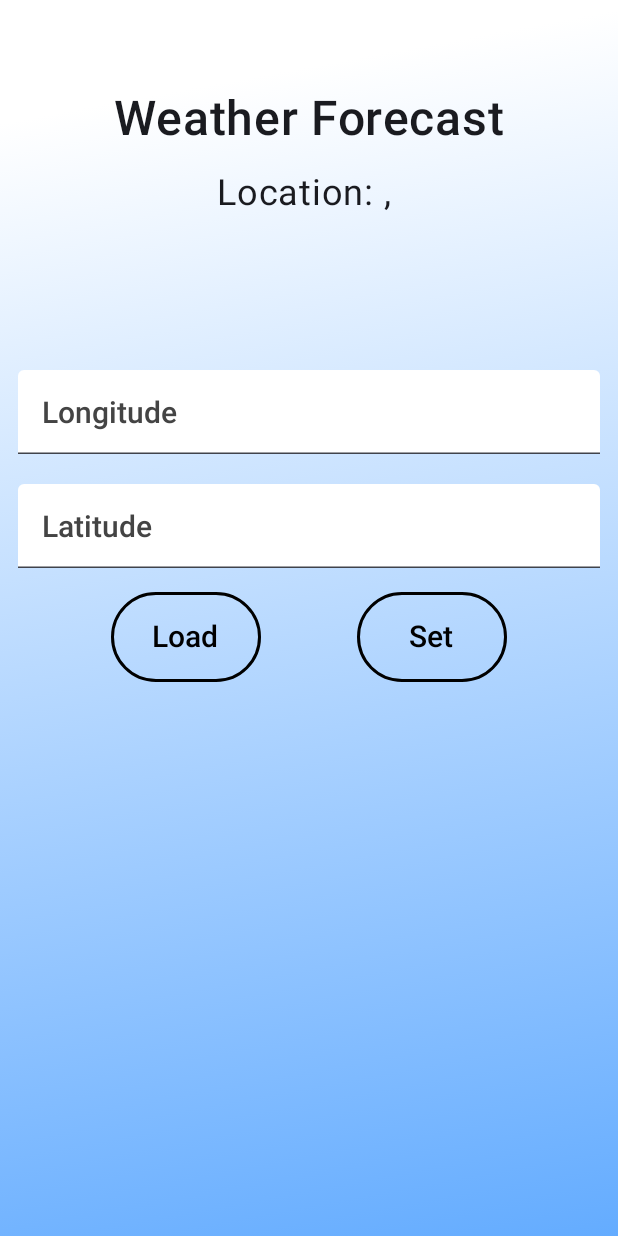
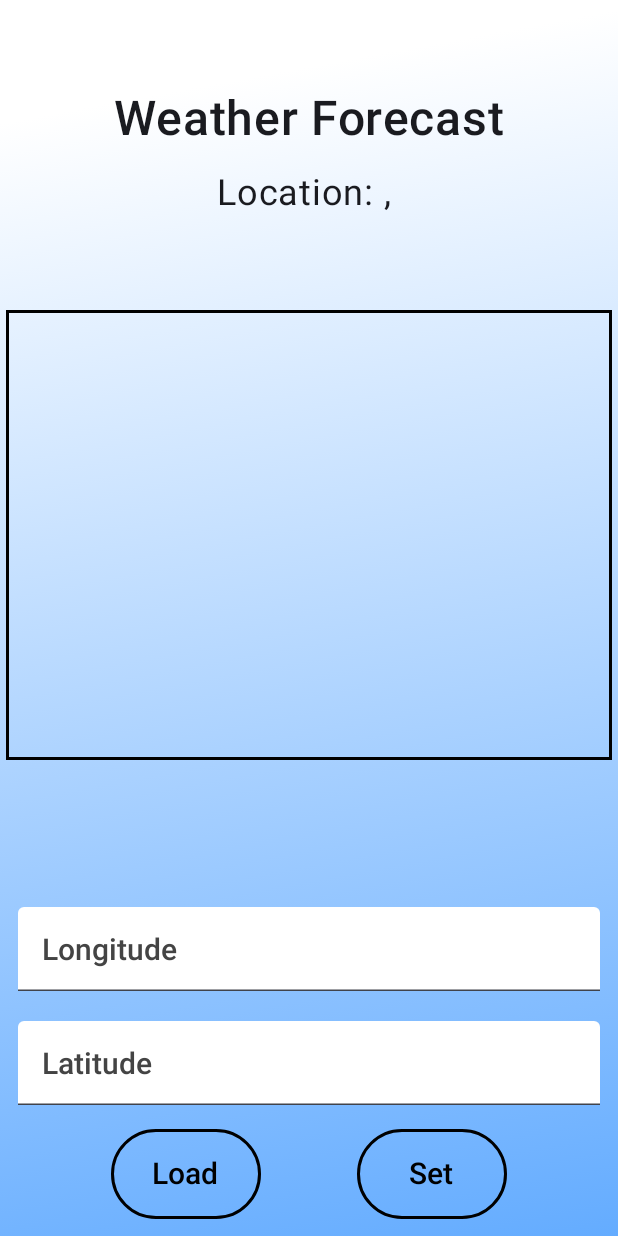
Before and after one commit to Taidokas95/WeatherApp, an Android app built with Jetpack Compose: the screen it shows after launch (MainActivity3), on a phone screen of 412 x 824 dp. Run offline under Robolectric (Android 15) with nearby library versions, the phone set to English and light mode, and no system bars; our stand-ins replace Room's generated code.

Commit message:
Slight ui changes

```diff
--- a/app/src/main/java/com/example/labb2/ui/WeatherScreen.kt
+++ b/app/src/main/java/com/example/labb2/ui/WeatherScreen.kt
@@ -12,6 +12,7 @@ import androidx.compose.foundation.layout.aspectRatio
 import androidx.compose.foundation.layout.fillMaxSize
 import androidx.compose.foundation.layout.fillMaxWidth
 import androidx.compose.foundation.layout.height
+import androidx.compose.foundation.layout.heightIn
 import androidx.compose.foundation.layout.padding
 import androidx.compose.foundation.layout.size
 import androidx.compose.foundation.layout.width
@@ -78,8 +79,8 @@ fun LandscapeLayout(
     commands2: (WeathersState) -> Unit
 ) {
     val snackBarHostState = remember { SnackbarHostState() }
-    var lon by remember { mutableStateOf("14.333") }
-    var lat by remember { mutableStateOf("60.383") }
+    var lon by remember { mutableStateOf("") }
+    var lat by remember { mutableStateOf("") }
     var latitude = -1f
     var longitude = -1f
     val weatherLists = vm.currentListOfWeathers.collectAsState()
@@ -119,13 +120,14 @@ fun LandscapeLayout(
                         text = "Location: $lon, $lat",
                         fontSize = 24.sp
                     )
-                    Spacer(modifier = Modifier.height(16.dp))
+                    Spacer(modifier = Modifier.height(8.dp))
 
                     LazyColumn(
                         userScrollEnabled = true,
                         modifier = Modifier
                             .fillMaxWidth()
-                            .height(100.dp)
+                            .height(80.dp)
+                            .border(2.dp,Color.Black)
                     ) {
                         items(weatherLists.value.weathers.size) { index ->
                             var weatherType: String
@@ -220,7 +222,7 @@ fun LandscapeLayout(
                             Spacer(modifier = Modifier.height(8.dp))
                         }
                     }
-                    Spacer(modifier = Modifier.height(16.dp))
+                    Spacer(modifier = Modifier.height(8.dp))
                     Column(
                         verticalArrangement = Arrangement.spacedBy(4.dp)
                     ) {
@@ -403,9 +405,15 @@ fun PortraitLayout(
                         text = "Location: $lon, $lat",
                         fontSize = 24.sp
                     )
-                    Spacer(modifier = Modifier.height(32.dp))
+                    Spacer(modifier = Modifier.height(64.dp))
 
-                    LazyColumn {
+                    LazyColumn(
+                        userScrollEnabled = true,
+                        modifier = Modifier
+                            .fillMaxWidth()
+                            .height(300.dp)
+                            .border(2.dp,Color.Black)
+                    ) {
                         items(weatherLists.weathers.size) { index ->
                             var weatherType: String
                             var date = ""
@@ -497,7 +505,7 @@ fun PortraitLayout(
                             }
                         }
                     }
-                    Spacer(modifier = Modifier.height(64.dp))
+                    Spacer(modifier = Modifier.height(90.dp))
                     Column(modifier = Modifier.fillMaxWidth()) {
                         TextField(
                             value = lon,
```
